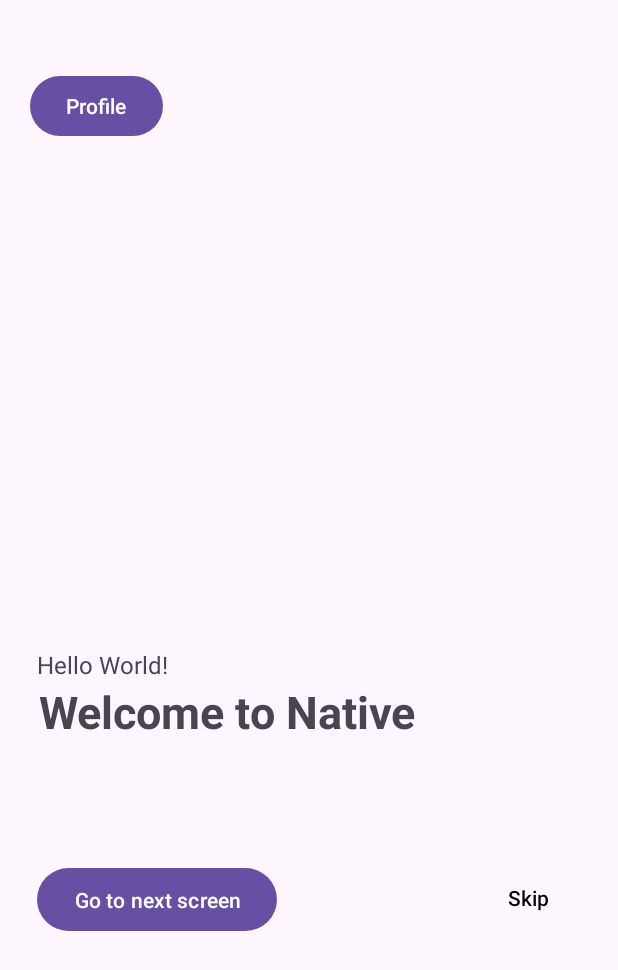
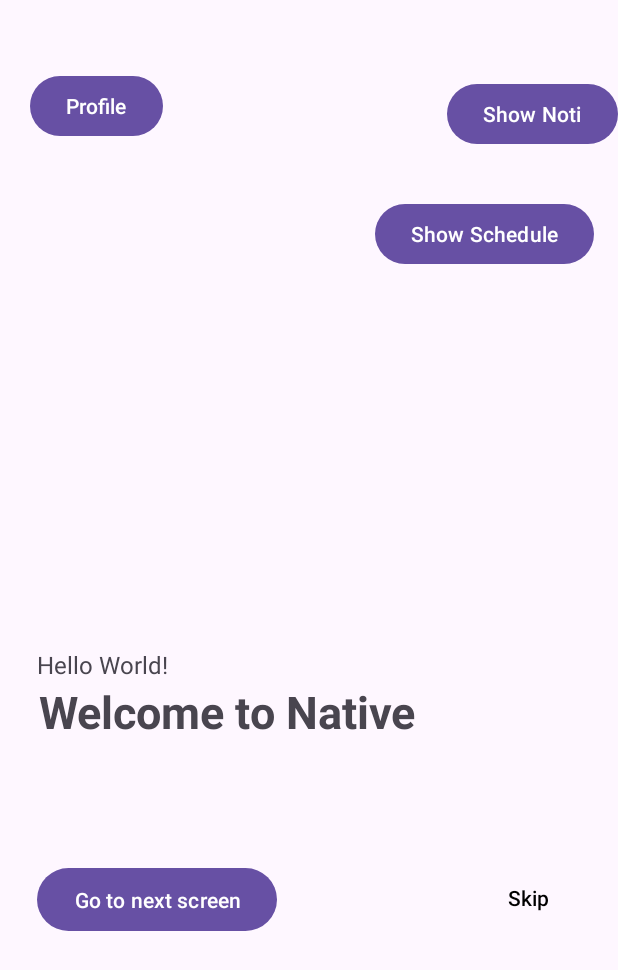
Before and after one commit to Muitsu/AndroidNative, an Android app: the screen it shows after launch (MainActivity), on a phone screen of 412 x 824 dp. Shown: the top 970 px of the screen. Run offline under Robolectric (Android 15) with nearby library versions, the phone set to English and light mode, and no system bars.

Commit message:
add notification

```diff
--- a/app/src/main/AndroidManifest.xml
+++ b/app/src/main/AndroidManifest.xml
@@ -4,6 +4,7 @@
 
     <uses-permission android:name="android.permission.ACCESS_FINE_LOCATION" />
     <uses-permission android:name="android.permission.ACCESS_COARSE_LOCATION" />
+    <uses-permission android:name="android.permission.SCHEDULE_EXACT_ALARM" />
     <uses-permission
         android:name="android.permission.WRITE_EXTERNAL_STORAGE"
         tools:ignore="ScopedStorage" />
@@ -43,6 +44,8 @@
                 <category android:name="android.intent.category.LAUNCHER" />
             </intent-filter>
         </activity>
+
+        <receiver android:name=".notification.NotificationReceiver" />
     </application>
 
 </manifest>
--- a/app/src/main/java/com/example/messageapp/MainActivity.java
+++ b/app/src/main/java/com/example/messageapp/MainActivity.java
@@ -8,6 +8,7 @@ import androidx.annotation.NonNull;
 
 import android.widget.Toast;
 
+import com.example.messageapp.notification.NotificationService;
 import com.example.messageapp.retrofit_service.UserModel;
 import com.example.messageapp.retrofit_service.UserRepository;
 import com.example.messageapp.api_service.ProfileRepository;
@@ -64,6 +65,16 @@ public class MainActivity extends AppCompatActivity {
                     });
 
         });
+
+        binding.btnShowNoti.setOnClickListener(v -> {
+            NotificationService.show(1, "Halu", "Yeayyyy");
+        });
+        binding.btnSchedule.setOnClickListener(v -> {
+            // Schedule a notification to be shown 10 seconds from now
+            long triggerAtMillis = System.currentTimeMillis() + 10000;
+            NotificationService.showScheduled(1, "Scheduled Notification", "This will show after 10 seconds", triggerAtMillis);
+
+        });
     }
 
     @Override
--- a/app/src/main/java/com/example/messageapp/notification_service/NotificationService.java
+++ /dev/null
@@ -1,5 +0,0 @@
-package com.example.messageapp.notification_service;
-
-
-public class NotificationService {
-}
--- a/app/src/main/res/layout/activity_main.xml
+++ b/app/src/main/res/layout/activity_main.xml
@@ -66,4 +66,26 @@
         app:layout_constraintTop_toTopOf="parent"
         app:layout_constraintVertical_bias="0.122" />
 
+    <Button
+        android:id="@+id/btn_show_noti"
+        android:layout_width="wrap_content"
+        android:layout_height="wrap_content"
+        android:layout_marginStart="211dp"
+        android:layout_marginTop="52dp"
+        android:text="Show Noti"
+        app:layout_constraintEnd_toEndOf="parent"
+        app:layout_constraintHorizontal_bias="1.0"
+        app:layout_constraintStart_toEndOf="@+id/btn_profile"
+        app:layout_constraintTop_toTopOf="parent" />
+
+    <Button
+        android:id="@+id/btn_schedule"
+        android:layout_width="wrap_content"
+        android:layout_height="wrap_content"
+        android:layout_marginTop="32dp"
+        android:layout_marginEnd="16dp"
+        android:text="Show Schedule"
+        app:layout_constraintEnd_toEndOf="parent"
+        app:layout_constraintTop_toBottomOf="@+id/btn_show_noti" />
+
 </androidx.constraintlayout.widget.ConstraintLayout>
```
Also changed, not shown: app/src/main/java/com/example/messageapp/notification/NotificationReceiver.java (added, +18 -0 lines), app/src/main/java/com/example/messageapp/notification/NotificationService.java (+52 -0 lines).
